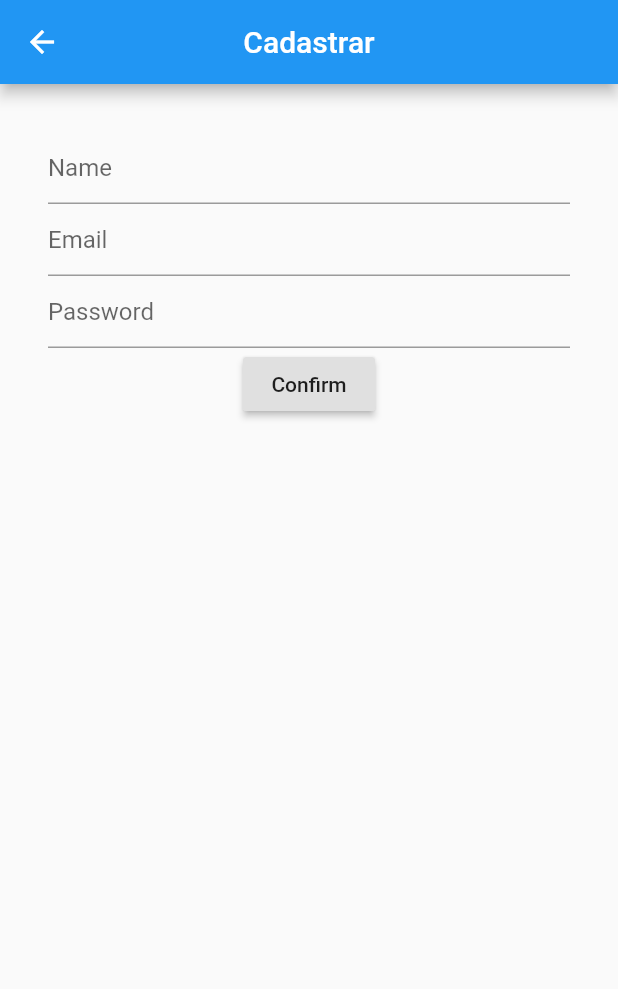
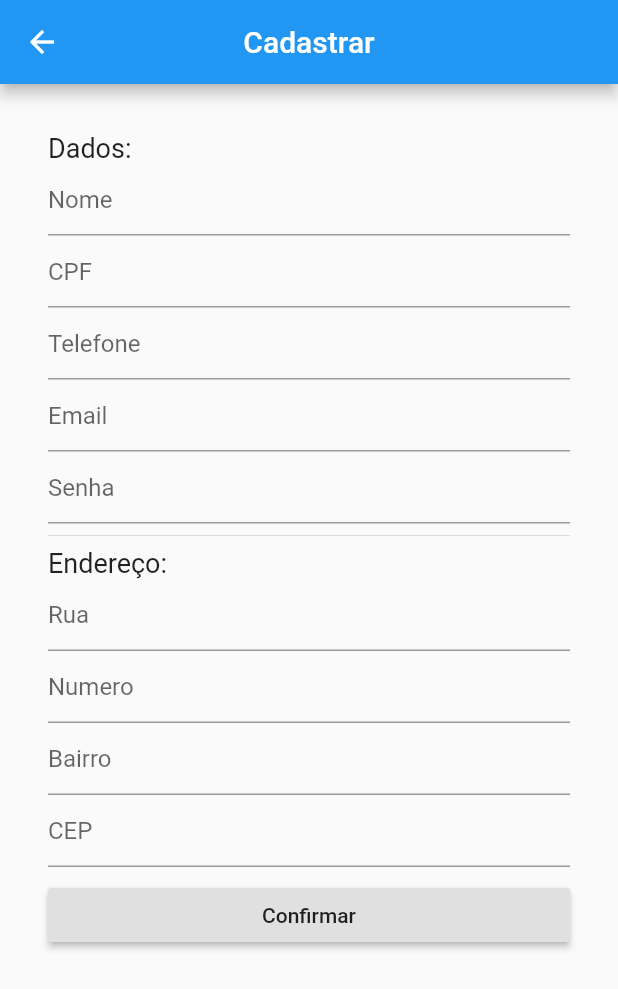
Before and after one commit to MarceloFV/iDelivery, a Flutter app: the RegisterView screen opened by its route, on a phone screen of 412 x 824 dp. Shown: the top 989 px of the screen. Run offline on Flutter 3.47's test engine with Material 2 defaults, Android fonts, the phone set to English and light mode, and no system bars; our stand-ins replace cloud_firestore, firebase_auth, firebase_core, flutter_masked_text, get, google_fonts; accounts and stored records are empty.

```diff
--- a/lib/app/data/models/user.dart
+++ b/lib/app/data/models/user.dart
@@ -1,21 +1,19 @@
 import 'package:cloud_firestore/cloud_firestore.dart';
 
 class UserModel {
-  String id;
   String name;
   String email;
   String phoneNumber;
-  Address adress;
-  bool isStore;
+  String cpf;
+  Address address;
   DocumentReference reference;
 
   UserModel({
-    this.id,
     this.name,
     this.email,
     this.phoneNumber,
-    this.adress,
-    this.isStore = false,
+    this.address,
+    this.cpf,
     this.reference,
   });
 
@@ -24,65 +22,41 @@ class UserModel {
         name: snapshot.data()['name'],
         email: snapshot.data()['email'],
         phoneNumber: snapshot.data()['phoneNumber'],
-        isStore: snapshot.data()['isStore'],
+        cpf: snapshot.data()['cpf'],
         reference: snapshot.reference,
-        id: snapshot.id
       );
 
   Map<String, dynamic> toDocument() {
     return {
       'name': name,
       'email': email,
+      'cpf': cpf,
       'phoneNumber': phoneNumber,
-      'isStore': isStore,
     };
   }
 
   @override
   String toString() {
-    return "'name': $name, 'adress': $adress 'email': $email, 'phoneNumber' : $phoneNumber, 'isStore': $isStore";
+    return "'name': $name, 'adress': $address 'email': $email, 'phoneNumber' : $phoneNumber";
   }
+
 
   UserModel copyWith({
     String name,
     String email,
     String phoneNumber,
-    bool isStore,
-    DocumentReference storeReference,
+    String cpf,
+    Address adress,
     DocumentReference reference,
   }) {
     return UserModel(
       name: name ?? this.name,
       email: email ?? this.email,
       phoneNumber: phoneNumber ?? this.phoneNumber,
-      isStore: isStore ?? this.isStore,
+      cpf: cpf ?? this.cpf,
+      address: adress ?? this.address,
       reference: reference ?? this.reference,
     );
-  }
-
-  @override
-  bool operator ==(Object o) {
-    if (identical(this, o)) return true;
-
-    return o is UserModel &&
-      o.id == id &&
-      o.name == name &&
-      o.email == email &&
-      o.phoneNumber == phoneNumber &&
-      o.adress == adress &&
-      o.isStore == isStore &&
-      o.reference == reference;
-  }
-
-  @override
-  int get hashCode {
-    return id.hashCode ^
-      name.hashCode ^
-      email.hashCode ^
-      phoneNumber.hashCode ^
-      adress.hashCode ^
-      isStore.hashCode ^
-      reference.hashCode;
   }
 }
 
--- /dev/null
+++ b/lib/app/data/repository/auth_repository.dart
@@ -0,0 +1,10 @@
+import 'package:delivery_app/app/data/providers/auth_provider.dart';
+import 'package:meta/meta.dart';
+
+class AuthRepository {
+  final AuthProvider provider;
+
+  AuthRepository({@required this.provider}) : assert(provider != null);
+
+  Future<String> login(email, password) => provider.login(email, password);
+}
--- a/lib/app/modules/cart/controllers/cart_controller.dart
+++ b/lib/app/modules/cart/controllers/cart_controller.dart
@@ -39,7 +39,7 @@ class CartController extends GetxController {
   @override
   void onInit() {
     _fetchUser();
-    _adress.value = _user.value.adress;
+    _adress.value = _user.value.address;
     worker = ever(_orderList, onOrderListChanged);
     super.onInit();
   }
--- a/lib/app/modules/register/controllers/register_controller.dart
+++ b/lib/app/modules/register/controllers/register_controller.dart
@@ -1,4 +1,6 @@
 import 'package:delivery_app/app/data/models/user.dart';
+import 'package:delivery_app/app/data/providers/auth_provider.dart';
+import 'package:delivery_app/app/data/repository/auth_repository.dart';
 import 'package:delivery_app/app/data/repository/user_repository.dart';
 import 'package:delivery_app/app/routes/app_pages.dart';
 import 'package:flutter/material.dart';
@@ -6,13 +8,23 @@ import 'package:get/get.dart';
 import 'package:meta/meta.dart';
 
 class RegisterController extends GetxController {
-  final UserRepository repository;
+  final UserRepository userRepository;
+  final AuthRepository authRepository;
 
-  RegisterController({@required this.repository}) : assert(repository != null);
+  RegisterController(
+      {@required this.userRepository, @required this.authRepository})
+      : assert(userRepository != null);
 
+  TextEditingController nameController = TextEditingController();
+  TextEditingController cpfController = TextEditingController();
+  TextEditingController phoneController = TextEditingController();
   TextEditingController emailController = TextEditingController();
   TextEditingController passwordController = TextEditingController();
-  TextEditingController nameController = TextEditingController();
+
+  TextEditingController ruaController = TextEditingController();
+  TextEditingController numeroController = TextEditingController();
+  TextEditingController bairroController = TextEditingController();
+  TextEditingController cepController = TextEditingController();
 
   Worker worker;
 
@@ -29,15 +41,28 @@ class RegisterController extends GetxController {
   }
 
   register() async {
-    try {
-      UserModel user = UserModel(
+    Address address = Address(
+      bairro: bairroController.text,
+      cep: cepController.text,
+      numero: numeroController.text,
+      rua: ruaController.text,
+    );
+    UserModel user = UserModel(
         name: nameController.text,
         email: emailController.text,
-        isStore: false,
-      );
+        cpf: cpfController.text,
+        phoneNumber: phoneController.text,
+        address: address);
+
+    String email = emailController.text;
+    String password = passwordController.text;
+
+    try {
+      var uid = await authRepository.login(email, password);
+      // userRepository.createUser(uid, user);
 
       newUser.value =
-          await repository.createUser(user, passwordController.text);
+          await userRepository.createUser(user, passwordController.text);
       if (Get.isSnackbarOpen) Get.back();
       Get.snackbar("Usuário cadastrado", "Cadastrado com sucesso!");
     } catch (e) {
--- a/lib/app/modules/register/views/register_view.dart
+++ b/lib/app/modules/register/views/register_view.dart
@@ -12,28 +12,73 @@ class RegisterView extends GetView<RegisterController> {
       ),
       body: SafeArea(
         minimum: EdgeInsets.all(32),
-        child: Center(
-          child: Column(
+        child: ListView(
           children: [
+            Text(
+              'Dados: ',
+              style: TextStyle(
+                fontSize: 18,
+                fontWeight: FontWeight.w400,
+              ),
+            ),
             TextFormField(
               controller: controller.nameController,
-                decoration: InputDecoration(hintText: "Name"),
+              decoration: InputDecoration(hintText: "Nome"),
+            ),
+            TextFormField(
+              controller: controller.cpfController,
+              decoration: InputDecoration(hintText: "CPF"),
+              keyboardType: TextInputType.number,
+            ),
+            TextFormField(
+              controller: controller.phoneController,
+              decoration: InputDecoration(hintText: "Telefone"),
+              keyboardType: TextInputType.number,
             ),
             TextFormField(
               controller: controller.emailController,
               decoration: InputDecoration(hintText: "Email"),
+              keyboardType: TextInputType.emailAddress,
             ),
             TextFormField(
               controller: controller.passwordController,
-                decoration: InputDecoration(hintText: "Password"),
+              decoration: InputDecoration(hintText: "Senha"),
               obscureText: true,
+            ),
+            Divider(),
+            Text(
+              'Endereço: ',
+              style: TextStyle(
+                fontSize: 18,
+                fontWeight: FontWeight.w400,
+              ),
+            ),
+            TextFormField(
+              controller: controller.ruaController,
+              decoration: InputDecoration(hintText: "Rua"),
+            ),
+            TextFormField(
+              controller: controller.numeroController,
+              decoration: InputDecoration(hintText: "Numero"),
+              keyboardType: TextInputType.number,
+            ),
+            TextFormField(
+              controller: controller.bairroController,
+              decoration: InputDecoration(hintText: "Bairro"),
+            ),
+            TextFormField(
+              controller: controller.cepController,
+              decoration: InputDecoration(hintText: "CEP"),
+              keyboardType: TextInputType.number,
+            ),
+            SizedBox(
+              height: 8,
             ),
             RaisedButton(
               onPressed: controller.register,
-                child: Text("Confirm"),
+              child: Text("Confirmar"),
             ),
           ],
-          ),
         ),
       ),
     );
```
Also changed, not shown: lib/app/data/providers/auth_provider.dart (added, +14 -0 lines), lib/app/modules/register/bindings/register_binding.dart (+8 -1 lines). Lines whose indentation alone changed are shown as unchanged.
